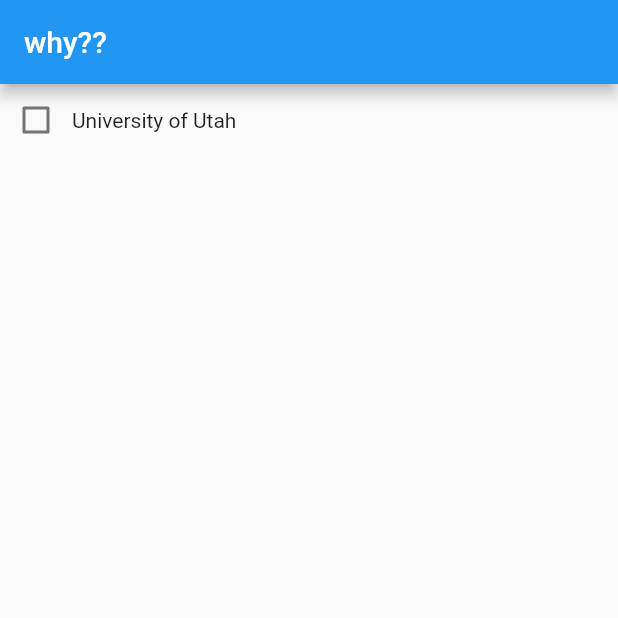
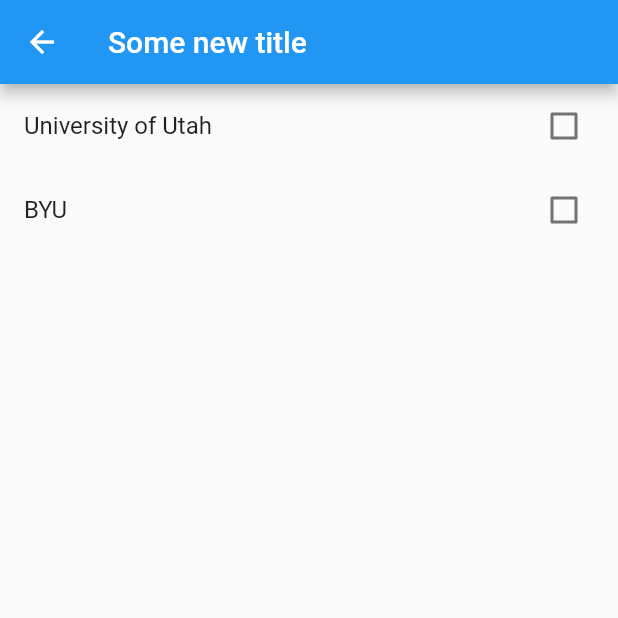
Before and after one commit to toomanyeduardos/RivalryWeek, a Flutter app: the TeamSelection screen opened directly, on a phone screen of 412 x 824 dp, the top half of it. Run offline on Flutter 3.47's test engine with Material 2 defaults, Android fonts, the phone set to English and light mode, and no system bars.

Commit message:
got checkboxlisttile to work

```diff
--- a/lib/teamSelection.dart
+++ b/lib/teamSelection.dart
@@ -1,8 +1,6 @@
 import 'package:flutter/material.dart';
-import 'package:rivalry_week/rivalryAppWrapper.dart';
 
 class TeamSelection extends StatefulWidget {
-
   @override
   State<StatefulWidget> createState() {
     return new TeamSelectionState();
@@ -10,10 +8,15 @@ class TeamSelection extends StatefulWidget {
 }
 
 class TeamSelectionState extends State<TeamSelection> {
-  bool checkboxValue = false;
+
+  Map<String, bool> _checkBoxValues = {
+    'University of Utah': false,
+    'BYU': false
+  };
 
   @override
   Widget build(BuildContext context) {
+    /* CHECKBOX NOT WORKING WHEN CALLED FROM THE WRAPPER - FIND OUT WHY?
     return new RivalryAppWrapper(
       appTitle: "why??",
       body: new ListView(
@@ -22,19 +25,25 @@ class TeamSelectionState extends State<TeamSelection> {
         ],
       ),
     );
-  }
+  */
 
-  Row getRow(String label) {
-    return new Row(children: <Widget>[
-      new Checkbox(
-          value: checkboxValue,
-          onChanged: (bool value) {
-            setState(() {
-              checkboxValue = value;
-            });
-          }),
-      new Text(label)
-    ]
+    return new Scaffold(
+      appBar: new AppBar(
+        title: new Text("Some new title"),
+      ),
+      body: new ListView(
+        children: _checkBoxValues.keys.map((String key) {
+          return new CheckboxListTile(
+            title: new Text(key),
+            value: _checkBoxValues[key],
+            onChanged: (bool value) {
+              setState(() {
+                _checkBoxValues[key] = value;
+              });
+            },
+          );
+        }).toList(),
+      ),
     );
   }
 }
```
